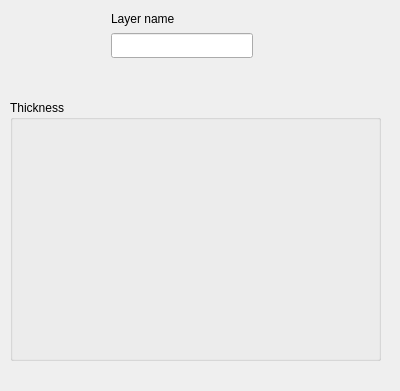
The window that licorne/UI/LayerPropertiesWidget.ui (quantumsteve/Licorne-Py) describes before a commit, drawn with Qt 5.
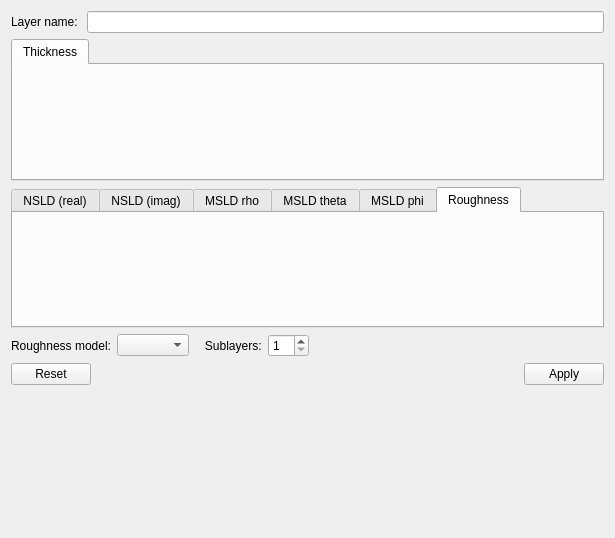
The same window after the commit. Custom widgets are drawn as their Qt base class.

Commit message: Work on UI for layer property widget

The edit to the form file:
```diff
--- a/licorne/UI/LayerPropertiesWidget.ui
+++ b/licorne/UI/LayerPropertiesWidget.ui
@@ -6,54 +6,136 @@
    <rect>
     <x>0</x>
     <y>0</y>
-    <width>400</width>
-    <height>391</height>
+    <width>615</width>
+    <height>538</height>
    </rect>
   </property>
   <property name="windowTitle">
    <string>Form</string>
   </property>
-  <widget class="QGroupBox" name="groupBox">
-   <property name="geometry">
-    <rect>
-     <x>10</x>
-     <y>100</y>
-     <width>371</width>
-     <height>261</height>
-    </rect>
-   </property>
-   <property name="title">
-    <string>Thickness</string>
-   </property>
-   <layout class="QHBoxLayout" name="horizontalLayout_2">
-    <item>
-     <widget class="NumericParameterWidget" name="Thickness_widget" native="true"/>
-    </item>
-   </layout>
-  </widget>
-  <widget class="QLabel" name="Name_label">
-   <property name="geometry">
-    <rect>
-     <x>111</x>
-     <y>10</y>
-     <width>79</width>
-     <height>17</height>
-    </rect>
-   </property>
-   <property name="text">
-    <string>Layer name</string>
-   </property>
-  </widget>
-  <widget class="QLineEdit" name="Name_lineEdit">
-   <property name="geometry">
-    <rect>
-     <x>111</x>
-     <y>33</y>
-     <width>142</width>
-     <height>25</height>
-    </rect>
-   </property>
-  </widget>
+  <layout class="QGridLayout" name="gridLayout">
+   <item row="1" column="0">
+    <widget class="QTabWidget" name="thickness_tabWidget">
+     <widget class="NumericParameterWidget" name="Thickness_widget">
+      <attribute name="title">
+       <string>Thickness</string>
+      </attribute>
+     </widget>
+    </widget>
+   </item>
+   <item row="4" column="0">
+    <widget class="QDialogButtonBox" name="buttonBox">
+     <property name="standardButtons">
+      <set>QDialogButtonBox::Apply|QDialogButtonBox::Reset</set>
+     </property>
+    </widget>
+   </item>
+   <item row="2" column="0">
+    <widget class="QTabWidget" name="other_tabWidget">
+     <property name="currentIndex">
+      <number>5</number>
+     </property>
+     <widget class="NumericParameterWidget" name="NSLDR">
+      <attribute name="title">
+       <string>NSLD (real)</string>
+      </attribute>
+     </widget>
+     <widget class="NumericParameterWidget" name="NSLDI">
+      <attribute name="title">
+       <string>NSLD (imag)</string>
+      </attribute>
+     </widget>
+     <widget class="NumericParameterWidget" name="MSLD_rho">
+      <attribute name="title">
+       <string>MSLD rho</string>
+      </attribute>
+     </widget>
+     <widget class="NumericParameterWidget" name="MSLD_theta">
+      <attribute name="title">
+       <string>MSLD theta</string>
+      </attribute>
+     </widget>
+     <widget class="NumericParameterWidget" name="MSLD_phi">
+      <attribute name="title">
+       <string>MSLD phi</string>
+      </attribute>
+     </widget>
+     <widget class="NumericParameterWidget" name="Roughness">
+      <attribute name="title">
+       <string>Roughness</string>
+      </attribute>
+     </widget>
+    </widget>
+   </item>
+   <item row="0" column="0">
+    <layout class="QHBoxLayout" name="horizontalLayout">
+     <item>
+      <widget class="QLabel" name="Name_label">
+       <property name="text">
+        <string>Layer name: </string>
+       </property>
+      </widget>
+     </item>
+     <item>
+      <widget class="QLineEdit" name="Name_lineEdit"/>
+     </item>
+    </layout>
+   </item>
+   <item row="5" column="0">
+    <spacer name="verticalSpacer">
+     <property name="orientation">
+      <enum>Qt::Vertical</enum>
+     </property>
+     <property name="sizeHint" stdset="0">
+      <size>
+       <width>20</width>
+       <height>40</height>
+      </size>
+     </property>
+    </spacer>
+   </item>
+   <item row="3" column="0">
+    <layout class="QHBoxLayout" name="horizontalLayout_2">
+     <item>
+      <widget class="QLabel" name="roughness_model_label">
+       <property name="text">
+        <string>Roughness model:</string>
+       </property>
+      </widget>
+     </item>
+     <item>
+      <widget class="QComboBox" name="roughness_model_comboBox"/>
+     </item>
+     <item>
+      <widget class="QLabel" name="sublayers_label">
+       <property name="text">
+        <string>   Sublayers:</string>
+       </property>
+      </widget>
+     </item>
+     <item>
+      <widget class="QSpinBox" name="sublayers_spinBox">
+       <property name="minimum">
+        <number>1</number>
+       </property>
+      </widget>
+     </item>
+     <item>
+      <spacer name="horizontalSpacer">
+       <property name="orientation">
+        <enum>Qt::Horizontal</enum>
+       </property>
+       <property name="sizeHint" stdset="0">
+        <size>
+         <width>40</width>
+         <height>20</height>
+        </size>
+       </property>
+      </spacer>
+     </item>
+    </layout>
+   </item>
+  </layout>
  </widget>
  <customwidgets>
   <customwidget>
```
The commit also changes 1 other file.
